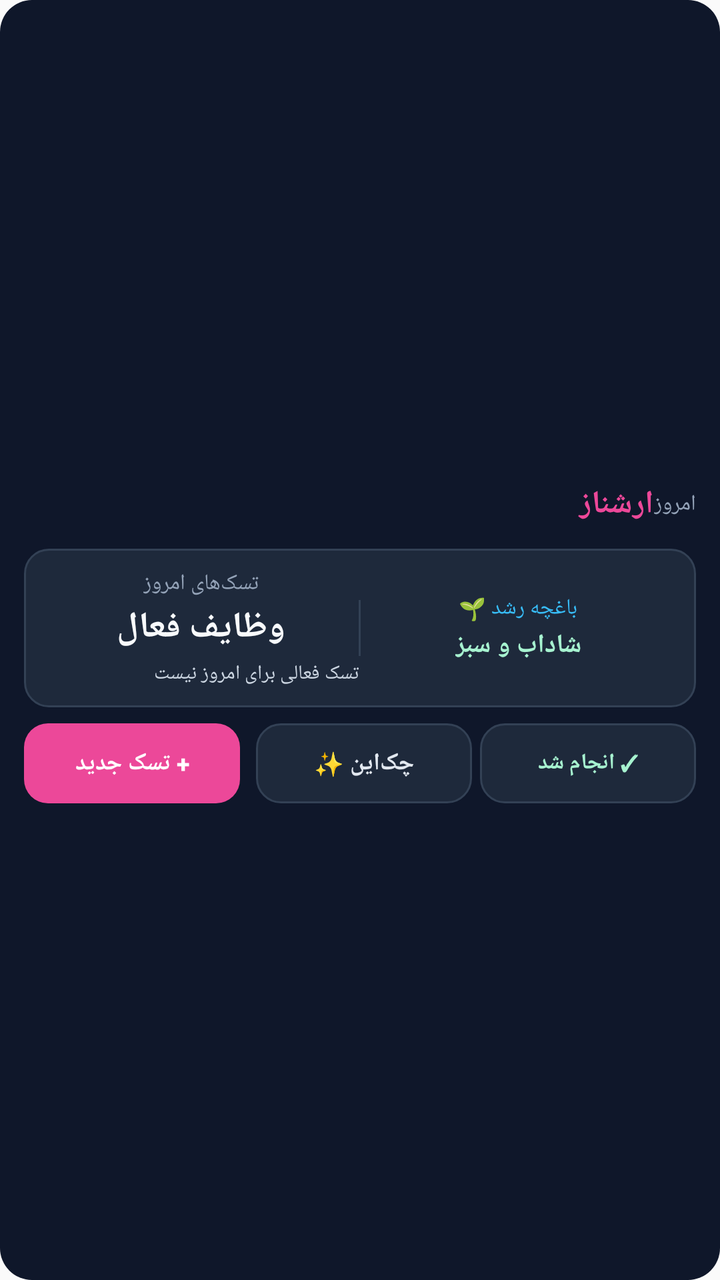
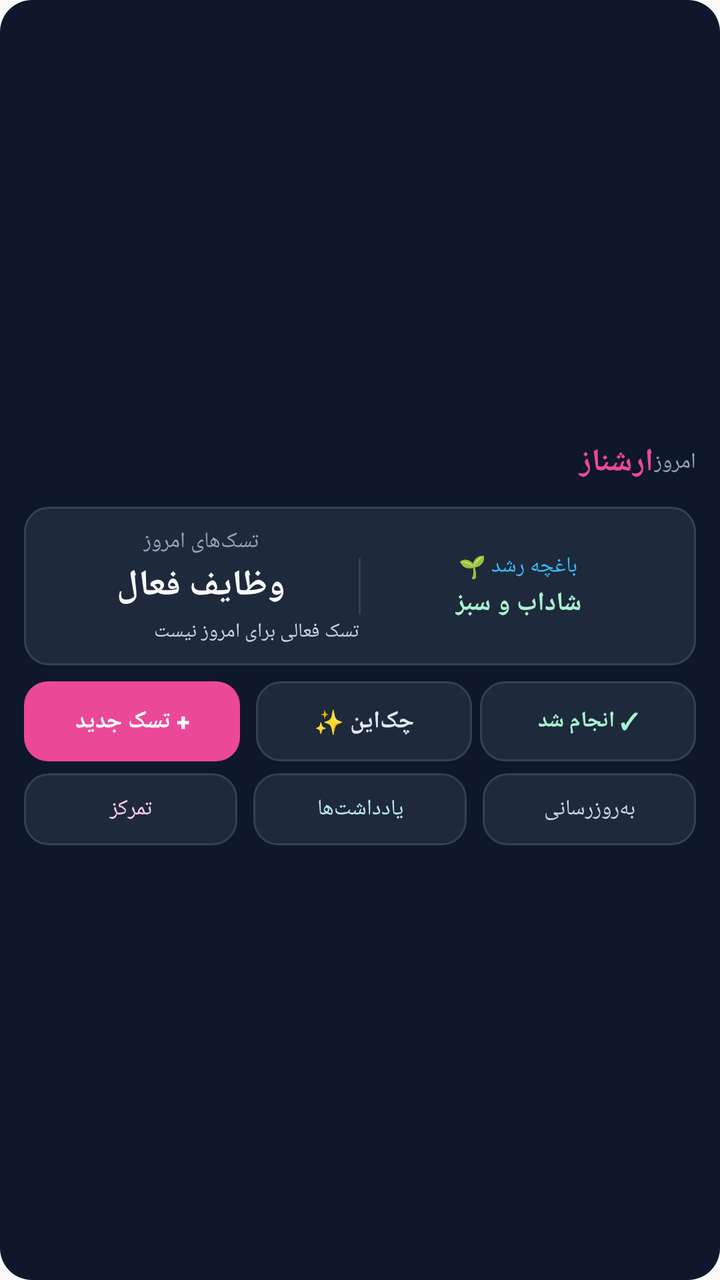

Screens rendered from an Android XML layout before and after an edit, with the pre-edit source and the edit as a unified diff.
<!-- AndroidManifest.xml: application theme AppTheme -->
<!-- res/layout/widget_arshnaz.xml -->
<?xml version="1.0" encoding="utf-8"?>
<LinearLayout xmlns:android="http://schemas.android.com/apk/res/android"
    android:id="@+id/widget_container"
    android:layout_width="match_parent"
    android:layout_height="match_parent"
    android:orientation="vertical"
    android:background="@drawable/widget_background"
    android:padding="12dp"
    android:gravity="center">

    
    <LinearLayout
        android:layout_width="match_parent"
        android:layout_height="wrap_content"
        android:orientation="horizontal"
        android:gravity="center_vertical"
        android:paddingBottom="8dp">

        <ImageView
            android:layout_width="28dp"
            android:layout_height="28dp"
            android:src="@mipmap/ic_launcher"
            android:contentDescription="ARSHNAZ" />

        <TextView
            android:layout_width="0dp"
            android:layout_height="wrap_content"
            android:layout_weight="1"
            android:layout_marginStart="8dp"
            android:text="ارشناز"
            android:textSize="16sp"
            android:textStyle="bold"
            android:textColor="#ec4899" />

        <TextView
            android:id="@+id/widget_date"
            android:layout_width="wrap_content"
            android:layout_height="wrap_content"
            android:text="امروز"
            android:textSize="11sp"
            android:textColor="#94a3b8" />
    </LinearLayout>

    
    <LinearLayout
        android:layout_width="match_parent"
        android:layout_height="wrap_content"
        android:orientation="horizontal"
        android:gravity="center_vertical"
        android:padding="10dp"
        android:background="@drawable/widget_card_background"
        android:layout_marginBottom="8dp">

        <LinearLayout
            android:layout_width="0dp"
            android:layout_height="wrap_content"
            android:layout_weight="1"
            android:orientation="vertical"
            android:gravity="center">

            <TextView
                android:layout_width="wrap_content"
                android:layout_height="wrap_content"
                android:text="تسک‌های امروز"
                android:textSize="11sp"
                android:textColor="#94a3b8" />

            <TextView
                android:id="@+id/widget_task_count"
                android:layout_width="wrap_content"
                android:layout_height="wrap_content"
                android:text="وظایف فعال"
                android:textSize="18sp"
                android:textStyle="bold"
                android:textColor="#f8fafc"
                android:layout_marginTop="2dp" />

            <TextView
                android:id="@+id/widget_next_task"
                android:layout_width="match_parent"
                android:layout_height="wrap_content"
                android:ellipsize="end"
                android:maxLines="3"
                android:text="تسک فعالی برای امروز نیست"
                android:textSize="10sp"
                android:textColor="#cbd5e1"
                android:layout_marginTop="4dp" />
        </LinearLayout>

        <View
            android:layout_width="1dp"
            android:layout_height="28dp"
            android:background="#334155" />

        <LinearLayout
            android:id="@+id/widget_garden_btn"
            android:layout_width="0dp"
            android:layout_height="wrap_content"
            android:layout_weight="1"
            android:orientation="vertical"
            android:gravity="center">

            <TextView
                android:layout_width="wrap_content"
                android:layout_height="wrap_content"
                android:text="باغچه رشد 🌱"
                android:textSize="11sp"
                android:textColor="#38bdf8" />

            <TextView
                android:id="@+id/widget_garden_status"
                android:layout_width="wrap_content"
                android:layout_height="wrap_content"
                android:text="شاداب و سبز"
                android:textSize="13sp"
                android:textStyle="bold"
                android:textColor="#a7f3d0"
                android:layout_marginTop="2dp" />
        </LinearLayout>
    </LinearLayout>

    
    <LinearLayout
        android:layout_width="match_parent"
        android:layout_height="wrap_content"
        android:orientation="horizontal"
        android:gravity="center">

        
        <Button
            android:id="@+id/widget_add_task"
            android:layout_width="0dp"
            android:layout_height="40dp"
            android:layout_weight="1"
            android:text="+ تسک جدید"
            android:textSize="12sp"
            android:textStyle="bold"
            android:textColor="#ffffff"
            android:background="@drawable/widget_button_background"
            android:stateListAnimator="@null"
            android:layout_marginEnd="4dp" />

        
        <Button
            android:id="@+id/widget_checkin"
            android:layout_width="0dp"
            android:layout_height="40dp"
            android:layout_weight="1"
            android:text="چک‌این ✨"
            android:textSize="12sp"
            android:textStyle="bold"
            android:textColor="#e2e8f0"
            android:background="@drawable/widget_card_background"
            android:stateListAnimator="@null"
            android:layout_marginStart="4dp" />

        <Button
            android:id="@+id/widget_complete_task"
            android:layout_width="0dp"
            android:layout_height="40dp"
            android:layout_weight="1"
            android:text="✓ انجام شد"
            android:textSize="11sp"
            android:textStyle="bold"
            android:textColor="#a7f3d0"
            android:background="@drawable/widget_card_background"
            android:stateListAnimator="@null"
            android:layout_marginStart="4dp" />
    </LinearLayout>
</LinearLayout>
<!-- resources referenced by this layout -->
<resources>
  <!-- drawable widget_background (drawable) -->
  <?xml version="1.0" encoding="utf-8"?>
  <shape xmlns:android="http://schemas.android.com/apk/res/android">
      <solid android:color="#0F172A" />
      <corners android:radius="16dp" />
  </shape>
  <!-- drawable widget_button_background (drawable) -->
  <?xml version="1.0" encoding="utf-8"?>
  <selector xmlns:android="http://schemas.android.com/apk/res/android">
      <item android:state_pressed="true">
          <shape>
              <solid android:color="#db2777" />
              <corners android:radius="12dp" />
          </shape>
      </item>
      <item>
          <shape>
              <solid android:color="#ec4899" />
              <corners android:radius="12dp" />
          </shape>
      </item>
  </selector>
  <!-- drawable widget_card_background (drawable) -->
  <?xml version="1.0" encoding="utf-8"?>
  <shape xmlns:android="http://schemas.android.com/apk/res/android">
      <solid android:color="#1e293b" />
      <corners android:radius="12dp" />
      <stroke android:width="1dp" android:color="#334155" />
  </shape>
  <!-- mipmap ic_launcher (mipmap-anydpi-v26) -->
  <?xml version="1.0" encoding="utf-8"?>
  <adaptive-icon xmlns:android="http://schemas.android.com/apk/res/android">
      <background android:drawable="@color/ic_launcher_background"/>
      <foreground android:drawable="@mipmap/ic_launcher_foreground"/>
  </adaptive-icon>
  <style name="AppTheme" parent="Theme.AppCompat.Light.DarkActionBar">
          
          <item name="colorPrimary">@color/colorPrimary</item>
          <item name="colorPrimaryDark">@color/colorPrimaryDark</item>
          <item name="colorAccent">@color/colorAccent</item>
      </style>
  <color name="ic_launcher_background">#FFFFFF</color>
</resources>

<!-- the commit's change to res/layout/widget_arshnaz.xml (unified diff, before → after) -->
@@ -167,4 +167,49 @@
             android:stateListAnimator="@null"
             android:layout_marginStart="4dp" />
     </LinearLayout>
+
+    <LinearLayout
+        android:layout_width="match_parent"
+        android:layout_height="wrap_content"
+        android:orientation="horizontal"
+        android:gravity="center"
+        android:layout_marginTop="6dp">
+
+        <Button
+            android:id="@+id/widget_pomodoro"
+            android:layout_width="0dp"
+            android:layout_height="36dp"
+            android:layout_weight="1"
+            android:text="تمرکز"
+            android:textSize="11sp"
+            android:textColor="#fbcfe8"
+            android:background="@drawable/widget_card_background"
+            android:stateListAnimator="@null"
+            android:layout_marginEnd="4dp" />
+
+        <Button
+            android:id="@+id/widget_notes"
+            android:layout_width="0dp"
+            android:layout_height="36dp"
+            android:layout_weight="1"
+            android:text="یادداشت‌ها"
+            android:textSize="11sp"
+            android:textColor="#bae6fd"
+            android:background="@drawable/widget_card_background"
+            android:stateListAnimator="@null"
+            android:layout_marginStart="4dp"
+            android:layout_marginEnd="4dp" />
+
+        <Button
+            android:id="@+id/widget_refresh"
+            android:layout_width="0dp"
+            android:layout_height="36dp"
+            android:layout_weight="1"
+            android:text="به‌روزرسانی"
+            android:textSize="11sp"
+            android:textColor="#cbd5e1"
+            android:background="@drawable/widget_card_background"
+            android:stateListAnimator="@null"
+            android:layout_marginStart="4dp" />
+    </LinearLayout>
 </LinearLayout>
